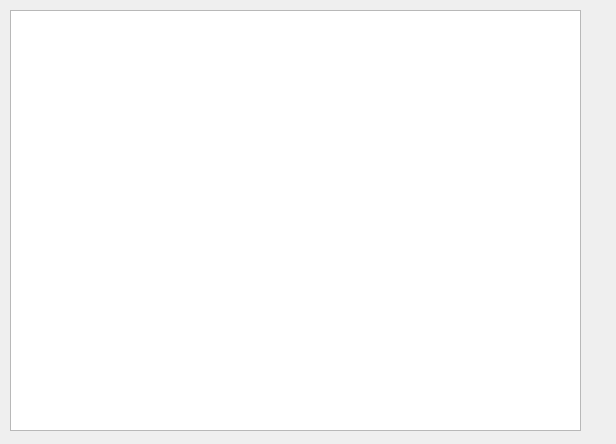
AraftenyMax/Arcade, file playwindow.ui: the form before one commit.
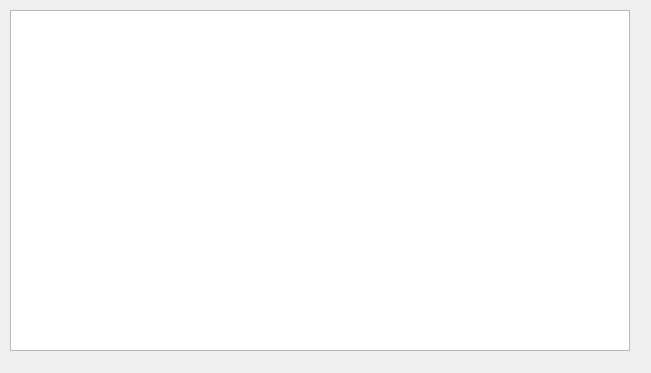
The form after the commit.

```diff
--- a/playwindow.ui
+++ b/playwindow.ui
@@ -6,8 +6,8 @@
    <rect>
     <x>0</x>
     <y>0</y>
-    <width>616</width>
-    <height>444</height>
+    <width>651</width>
+    <height>373</height>
    </rect>
   </property>
   <property name="windowTitle">
@@ -18,8 +18,8 @@
     <rect>
      <x>10</x>
      <y>10</y>
-     <width>571</width>
-     <height>421</height>
+     <width>620</width>
+     <height>341</height>
     </rect>
    </property>
   </widget>
```
